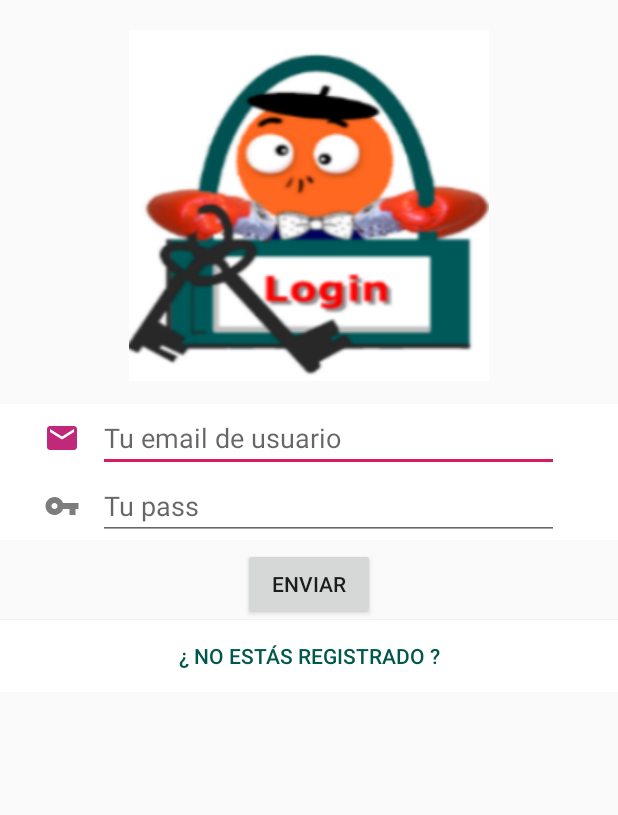
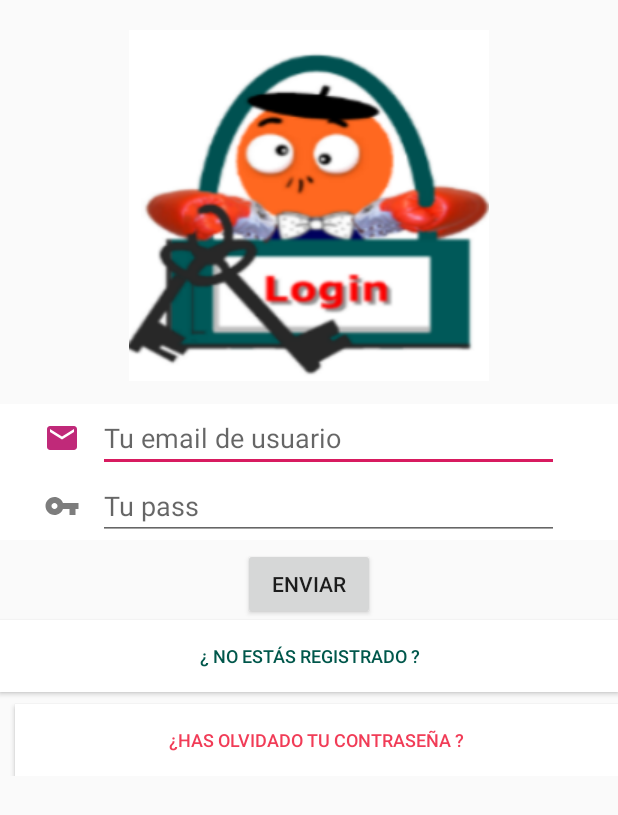
Before and after one commit to gaitaypandereta/magicStore, an Android app: the fragment FragmentLogin shown on its own in the app's theme, on a phone screen of 412 x 824 dp. Shown: the top 815 px of the screen. Run offline under Robolectric (Android 15) with nearby library versions, the phone set to English and light mode, and no system bars; our stand-ins replace Firebase (no records; nobody signed in at launch, a user with empty details on screens opened directly).

Commit message:
Se implementa recuperación de contraseña

```diff
--- a/app/src/main/java/com/example/magistore/vista/FragmentLogin.java
+++ b/app/src/main/java/com/example/magistore/vista/FragmentLogin.java
@@ -1,19 +1,13 @@
 package com.example.magistore.vista;
-import android.annotation.SuppressLint;
 import android.os.Bundle;
-
 import androidx.annotation.NonNull;
 import androidx.fragment.app.Fragment;
-
-import android.util.Log;
 import android.view.LayoutInflater;
 import android.view.View;
 import android.view.ViewGroup;
 import android.widget.Button;
 import android.widget.EditText;
-import android.widget.TextView;
 import android.widget.Toast;
-
 import com.example.magistore.MainActivity;
 import com.example.magistore.R;
 import com.google.android.gms.tasks.OnCompleteListener;
@@ -22,7 +16,6 @@ import com.google.firebase.auth.AuthResult;
 import com.google.firebase.auth.FirebaseAuth;
 import com.google.firebase.auth.FirebaseUser;
 
-import static com.firebase.ui.auth.ui.phone.SubmitConfirmationCodeFragment.TAG;
 
 /**
  * A simple {@link Fragment} subclass.
@@ -32,8 +25,8 @@ public class FragmentLogin extends Fragment {
     private String email="";
     private String password="";
     private FirebaseAuth mAuth;
-    private Button btn_login;
-
+    private Button btn_login, btn_registro;
+    private Button btn_olvido_pass;
 
 
     @Override
@@ -45,6 +38,14 @@ public class FragmentLogin extends Fragment {
         ed_email=vista.findViewById(R.id.editText_login_email);
         ed_password=vista.findViewById(R.id.editText_login_pass);
         btn_login=vista.findViewById(R.id.btn_login);
+        btn_registro=vista.findViewById(R.id.btn_registro);
+        btn_olvido_pass= vista.findViewById(R.id.btn_olvido_reset_pass);
+        btn_registro.setOnClickListener(new View.OnClickListener() {
+            @Override
+            public void onClick(View view) {
+                ((MainActivity) getActivity()).cambiarFragmento(new FragmentRegitrationInit());
+            }
+        });
         btn_login.setOnClickListener(new View.OnClickListener() {
             @Override
             public void onClick(View view) {
@@ -65,7 +66,12 @@ public class FragmentLogin extends Fragment {
             }
         });
 
-
+        btn_olvido_pass.setOnClickListener(new View.OnClickListener() {
+            @Override
+            public void onClick(View view) {
+                ((MainActivity) getActivity()).cambiarFragmento(new FragmentRessetPass());
+            }
+        });
 
         return vista;
     }
--- a/app/src/main/res/layout/fragment_login.xml
+++ b/app/src/main/res/layout/fragment_login.xml
@@ -52,7 +52,7 @@
     <LinearLayout
         android:layout_width="match_parent"
         android:layout_height="wrap_content"
-        android:background="#FFFFFF"
+        android:background="#FFF"
         android:orientation="horizontal"
         android:paddingLeft="7dp"
         android:paddingRight="7dp">
@@ -95,7 +95,19 @@
         android:layout_height="wrap_content"
         android:textAlignment="center"
         android:text="¿ No estás registrado ?"
+        android:textSize="12sp"
         android:textColor="@color/colorPrimaryDark"
+        android:background="#ffffff"/>
+    <Button
+        android:id="@+id/btn_olvido_reset_pass"
+        android:layout_width="match_parent"
+        android:layout_height="wrap_content"
+        android:layout_marginTop="8dp"
+        android:textAlignment="center"
+        android:layout_marginLeft="10dp"
+        android:text="¿Has olvidado tu contraseña ?"
+        android:textColor="#F13C57"
+        android:textSize="12sp"
         android:background="#ffffff"/>
   </LinearLayout>
 </ScrollView>
```
Also changed, not shown: app/src/main/java/com/example/magistore/vista/FragmentRessetPass.java (added, +86 -0 lines), app/src/main/res/layout/fragment_resset_pass.xml (added, +41 -0 lines).
